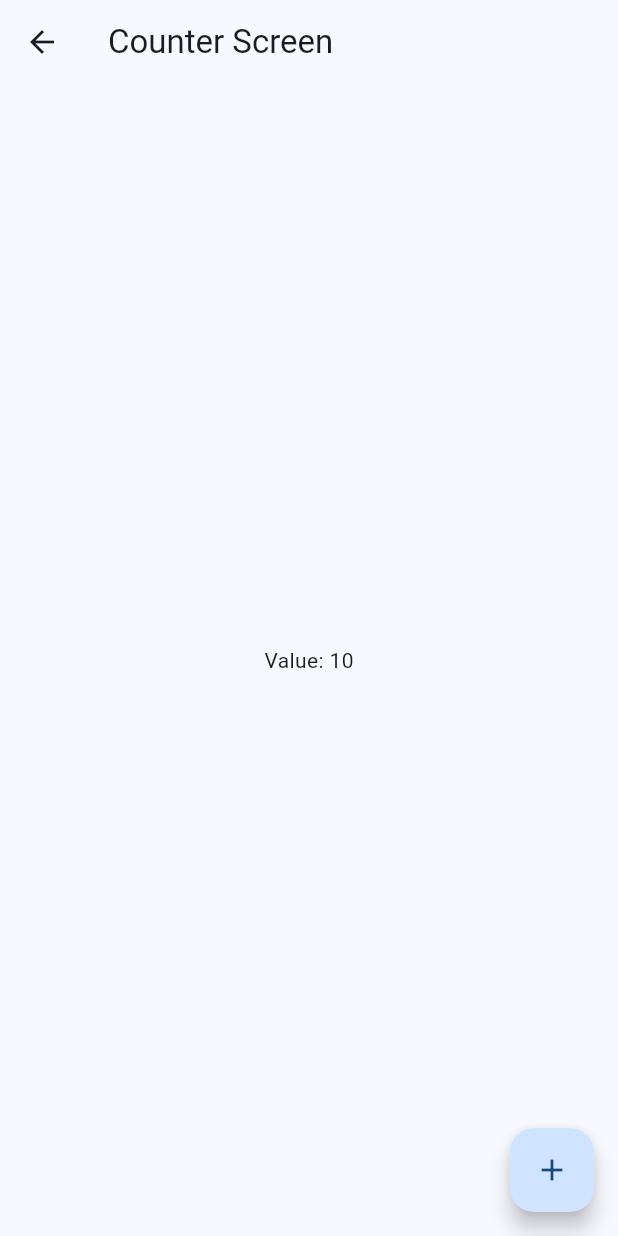
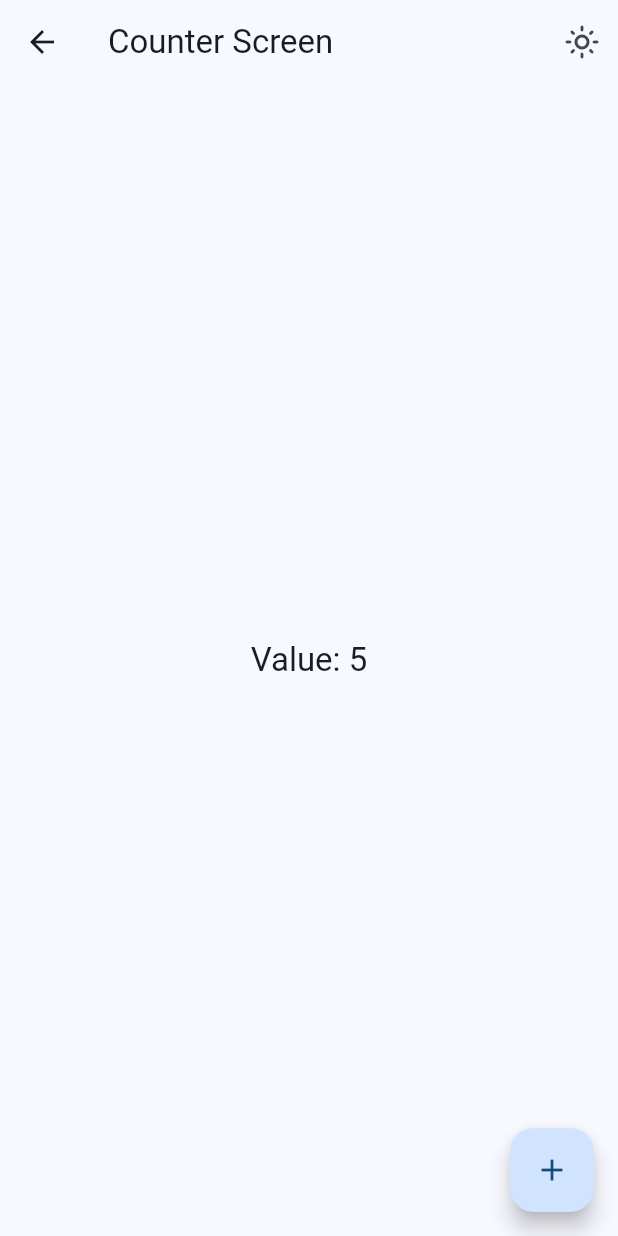
Before and after one commit to CesarArellano/Flutter-Pro-Course, a Flutter app: the screen it shows after launch, after a tap on "Counter", on a phone screen of 412 x 824 dp. Run offline on Flutter 3.47's test engine with Material 2 defaults, Android fonts, the light colour scheme and no system bars; our stand-ins replace animate_do, dio, flutter_riverpod, go_router, video_player.

Commit message:
Know foundations of Riverpod

```diff
--- a/widgets_app/lib/main.dart
+++ b/widgets_app/lib/main.dart
@@ -1,10 +1,15 @@
 import 'package:flutter/material.dart';
+import 'package:flutter_riverpod/flutter_riverpod.dart';
 
 import 'config/router/app_router.dart';
 import 'config/theme/app_theme.dart';
 
 void main() {
-  runApp(const MainApp());
+  runApp(
+    const ProviderScope(
+      child: MainApp()
+    )
+  );
 }
 
 class MainApp extends StatelessWidget {
--- /dev/null
+++ b/widgets_app/lib/presentation/providers/counter_provider.dart
@@ -0,0 +1,3 @@
+import 'package:flutter_riverpod/flutter_riverpod.dart';
+
+final counterProvider = StateProvider<int>((ref) => 5);
--- /dev/null
+++ b/widgets_app/lib/presentation/providers/theme_provider.dart
@@ -0,0 +1,4 @@
+
+import 'package:flutter_riverpod/flutter_riverpod.dart';
+
+final isDarkModeProvider = StateProvider<bool>((ref) => false);
--- a/widgets_app/lib/presentation/screens/counter/counter_screen.dart
+++ b/widgets_app/lib/presentation/screens/counter/counter_screen.dart
@@ -1,22 +1,47 @@
 import 'package:flutter/material.dart';
+import 'package:flutter_riverpod/flutter_riverpod.dart';
+import 'package:widgets_app/presentation/providers/counter_provider.dart';
+import 'package:widgets_app/presentation/providers/theme_provider.dart';
 
-class CounterScreen extends StatelessWidget {
+class CounterScreen extends ConsumerWidget {
   static const String name = 'counter_screen';
 
   const CounterScreen({Key? key}) : super(key: key);
 
   @override
-  Widget build(BuildContext context) {
-    const counter = 10;
+  Widget build(BuildContext context, WidgetRef ref) {
+    final bool isDarkMode = ref.watch( isDarkModeProvider );
+    final int clickCounter = ref.watch( counterProvider );
+
     return Scaffold(
       appBar: AppBar(
         title: const Text('Counter Screen'),
+        actions: [
+          IconButton(
+            onPressed: () {
+              ref.read(isDarkModeProvider.notifier).update((state) => !state);
+            },
+            icon: Icon(
+              isDarkMode
+                ? Icons.dark_mode_outlined
+                : Icons.light_mode_outlined
+            ),
+          )
+        ],
       ),
-      body: const Center(
-        child: Text('Value: $counter'),
+      body: Center(
+        child: Text(
+          'Value: $clickCounter',
+          style: Theme.of(context).textTheme.titleLarge,
+        )
       ),
       floatingActionButton: FloatingActionButton(
-        onPressed: () {},
+        onPressed: () {
+          // ref.read(counterProvider.notifier).state++;
+          ref
+            .read(counterProvider.notifier)
+            .update((state) => state + 1);
+        },
         child: const Icon(Icons.add),
       ),
     );
--- a/widgets_app/pubspec.yaml
+++ b/widgets_app/pubspec.yaml
@@ -9,6 +9,7 @@ environment:
 dependencies:
   flutter:
     sdk: flutter
+  flutter_riverpod: ^2.3.6
   go_router: ^7.1.1
 
 dev_dependencies:
```
Also changed, not shown: widgets_app/pubspec.lock.
